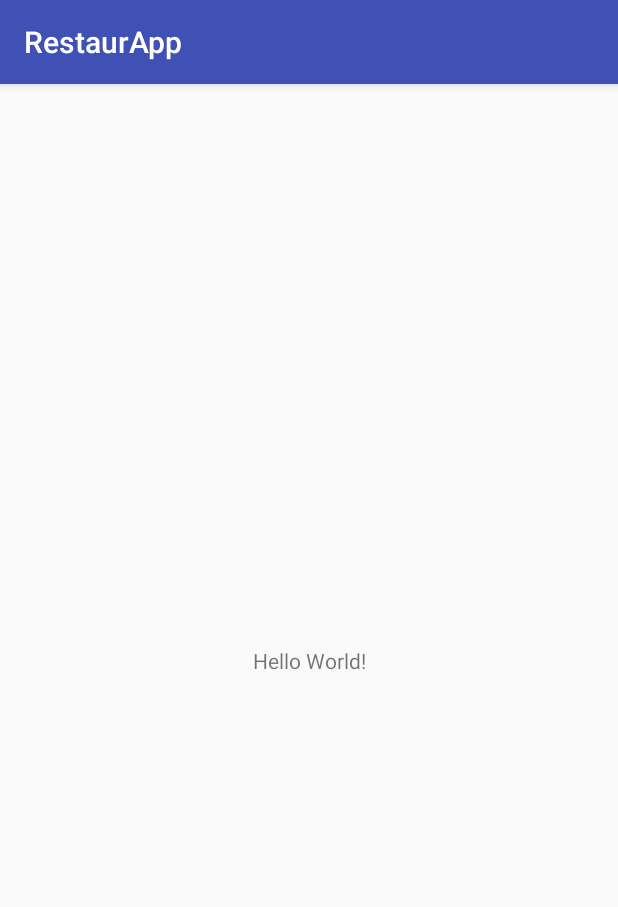
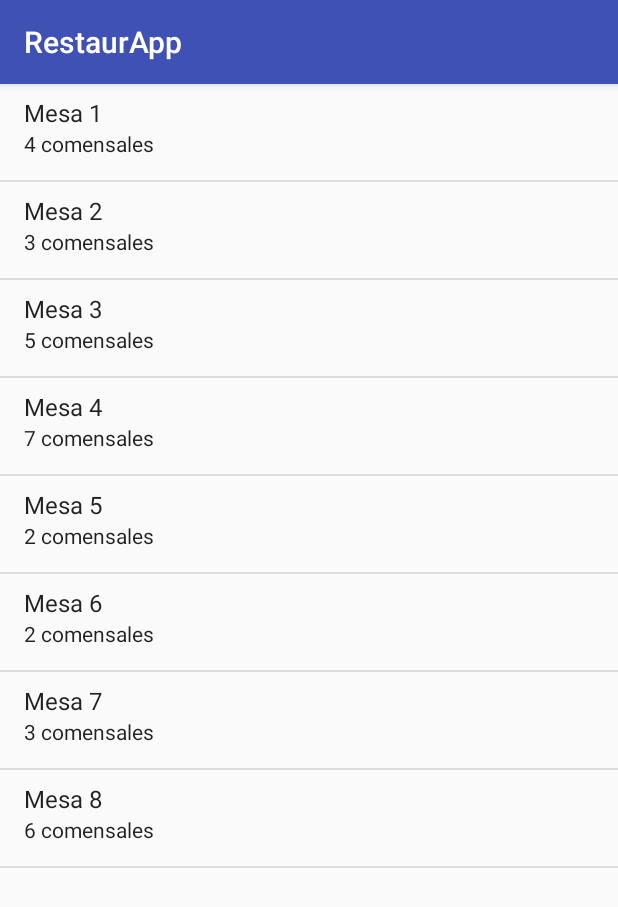
Before and after one commit to cherran/RestaurApp, an Android app: the screen it shows after launch (MainActivity), on a phone screen of 412 x 824 dp. Shown: the top 907 px of the screen. Run offline under Robolectric (Android 15) with nearby library versions, the phone set to English and light mode, and no system bars.

Commit message:
Basic TableListFragment implemented and inserted in MainActivity

```diff
--- a/app/build.gradle
+++ b/app/build.gradle
@@ -24,9 +24,10 @@ android {
 
 dependencies {
     implementation fileTree(dir: 'libs', include: ['*.jar'])
-    implementation"org.jetbrains.kotlin:kotlin-stdlib-jre7:$kotlin_version"
+    implementation "org.jetbrains.kotlin:kotlin-stdlib-jre7:$kotlin_version"
     implementation 'com.android.support:appcompat-v7:27.1.1'
     implementation 'com.android.support.constraint:constraint-layout:1.1.0'
+    implementation 'com.android.support:support-v4:27.1.1'
     testImplementation 'junit:junit:4.12'
     androidTestImplementation 'com.android.support.test:runner:1.0.2'
     androidTestImplementation 'com.android.support.test.espresso:espresso-core:3.0.2'
--- a/app/src/main/AndroidManifest.xml
+++ b/app/src/main/AndroidManifest.xml
@@ -9,7 +9,7 @@
         android:roundIcon="@mipmap/ic_launcher_round"
         android:supportsRtl="true"
         android:theme="@style/AppTheme">
-        <activity android:name=".MainActivity">
+        <activity android:name=".activity.MainActivity">
             <intent-filter>
                 <action android:name="android.intent.action.MAIN" />
 
--- a/app/src/main/java/dev/cherran/restaurapp/MainActivity.kt
+++ /dev/null
@@ -1,12 +0,0 @@
-package dev.cherran.restaurapp
-
-import android.support.v7.app.AppCompatActivity
-import android.os.Bundle
-
-class MainActivity : AppCompatActivity() {
-
-    override fun onCreate(savedInstanceState: Bundle?) {
-        super.onCreate(savedInstanceState)
-        setContentView(R.layout.activity_main)
-    }
-}
--- /dev/null
+++ b/app/src/main/java/dev/cherran/restaurapp/activity/MainActivity.kt
@@ -0,0 +1,28 @@
+package dev.cherran.restaurapp.activity
+
+import android.support.v7.app.AppCompatActivity
+import android.os.Bundle
+import android.view.ViewGroup
+import dev.cherran.restaurapp.R
+import dev.cherran.restaurapp.fragment.TableListFragment
+
+class MainActivity : AppCompatActivity() {
+
+    override fun onCreate(savedInstanceState: Bundle?) {
+        super.onCreate(savedInstanceState)
+        setContentView(R.layout.activity_main)
+
+
+        if (findViewById<ViewGroup>(R.id.table_list_fragment) != null) { // Hay FrameLayout para un TableListFragment
+            // Compruebo que el fragment no esté añadido ya
+            if (supportFragmentManager.findFragmentById(R.id.table_list_fragment)  == null) { // Se puede hacer con savedInstanceState == null
+                // Añado el Fragment de forma dinámica
+                val fragment: TableListFragment =  TableListFragment.newInstance()
+
+                supportFragmentManager.beginTransaction()
+                        .add(R.id.table_list_fragment, fragment)
+                        .commit()
+            }
+        }
+    }
+}
--- /dev/null
+++ b/app/src/main/java/dev/cherran/restaurapp/fragment/TableListFragment.kt
@@ -0,0 +1,63 @@
+package dev.cherran.restaurapp.fragment
+
+
+import android.os.Bundle
+import android.support.v4.app.Fragment
+import android.support.v4.widget.SimpleCursorAdapter
+import android.view.LayoutInflater
+import android.view.View
+import android.view.ViewGroup
+import android.widget.ArrayAdapter
+
+import dev.cherran.restaurapp.R
+import dev.cherran.restaurapp.model.Table
+import dev.cherran.restaurapp.model.Tables
+import kotlinx.android.synthetic.main.fragment_table_list.*
+import android.widget.TextView
+
+
+
+
+class TableListFragment : Fragment() {
+
+    companion object {
+        fun newInstance () = TableListFragment()
+    }
+
+    override fun onCreateView(inflater: LayoutInflater, container: ViewGroup?,
+                              savedInstanceState: Bundle?): View? {
+        // Inflate the layout for this fragment
+        return inflater.inflate(R.layout.fragment_table_list, container, false)
+    }
+
+    override fun onViewCreated(view: View, savedInstanceState: Bundle?) {
+        super.onViewCreated(view, savedInstanceState)
+
+        val tables = Tables.toArray()
+
+        val adapter = object: ArrayAdapter<Table>(activity,
+                android.R.layout.simple_list_item_2, // formato de la celda
+                android.R.id.text1, // para que el super.getView(position, convertView, parent) no casque
+                tables) {
+            // Sobreescribo el getView de este ArrayAdapter para que pueda rellenar celdas de título + subtítulo (simple_list_item_2)
+            override fun getView(position: Int, convertView: View?, parent: ViewGroup?): View {
+                val cellView =  super.getView(position, convertView, parent)
+
+                val text1 = cellView.findViewById<View>(android.R.id.text1) as TextView?
+                val text2 = cellView.findViewById<View>(android.R.id.text2) as TextView?
+
+                text1?.text = tables[position].name
+                text2?.text = activity?.getString(R.string.table_people_number_text, tables[position].people)
+
+                return cellView
+            }
+
+
+        }
+
+        table_list.adapter = adapter
+
+    }
+
+
+}
--- a/app/src/main/java/dev/cherran/restaurapp/model/Table.kt
+++ b/app/src/main/java/dev/cherran/restaurapp/model/Table.kt
@@ -9,4 +9,7 @@ data class Table (val name: String, val people: Int, private var dishes: Mutable
 
     fun getDishAtIndex(index: Int): Dish? = dishes.get(index)
 
+    override fun toString(): String = name
+
+
 }
--- a/app/src/main/java/dev/cherran/restaurapp/model/Tables.kt
+++ b/app/src/main/java/dev/cherran/restaurapp/model/Tables.kt
@@ -8,7 +8,7 @@ object Tables {
             Table("Mesa 4", 7, mutableListOf()),
             Table("Mesa 5", 2, mutableListOf()),
             Table("Mesa 6", 2, mutableListOf()),
-            Table("Mesa 7", 1, mutableListOf()),
+            Table("Mesa 7", 3, mutableListOf()),
             Table("Mesa 8", 6, mutableListOf())
     )
 
--- a/app/src/main/res/layout/activity_main.xml
+++ b/app/src/main/res/layout/activity_main.xml
@@ -1,18 +1,20 @@
 <?xml version="1.0" encoding="utf-8"?>
-<android.support.constraint.ConstraintLayout xmlns:android="http://schemas.android.com/apk/res/android"
-    xmlns:app="http://schemas.android.com/apk/res-auto"
+<android.support.design.widget.CoordinatorLayout xmlns:android="http://schemas.android.com/apk/res/android"
     xmlns:tools="http://schemas.android.com/tools"
     android:layout_width="match_parent"
-    android:layout_height="match_parent"
-    tools:context=".MainActivity">
+    android:layout_height="match_parent">
 
-    <TextView
-        android:layout_width="wrap_content"
-        android:layout_height="wrap_content"
-        android:text="Hello World!"
-        app:layout_constraintBottom_toBottomOf="parent"
-        app:layout_constraintLeft_toLeftOf="parent"
-        app:layout_constraintRight_toRightOf="parent"
-        app:layout_constraintTop_toTopOf="parent" />
+    <FrameLayout
+        android:layout_width="match_parent"
+        android:layout_height="match_parent"
+        tools:context=".activity.MainActivity">
 
-</android.support.constraint.ConstraintLayout>
+
+        <FrameLayout
+            android:id="@+id/table_list_fragment"
+            android:layout_width="match_parent"
+            android:layout_height="match_parent"/>
+
+    </FrameLayout>
+
+</android.support.design.widget.CoordinatorLayout>
--- /dev/null
+++ b/app/src/main/res/layout/fragment_table_list.xml
@@ -0,0 +1,13 @@
+<?xml version="1.0" encoding="utf-8"?>
+<FrameLayout xmlns:android="http://schemas.android.com/apk/res/android"
+    xmlns:tools="http://schemas.android.com/tools"
+    android:layout_width="match_parent"
+    android:layout_height="match_parent"
+    tools:context=".fragment.TableListFragment">
+
+    <ListView
+        android:id="@+id/table_list"
+        android:layout_width="match_parent"
+        android:layout_height="match_parent"/>
+
+</FrameLayout>
--- a/app/src/main/res/values/strings.xml
+++ b/app/src/main/res/values/strings.xml
@@ -1,3 +1,7 @@
 <resources>
     <string name="app_name">RestaurApp</string>
+
+    <!-- TODO: Remove or change this placeholder text -->
+    <string name="hello_blank_fragment">Hello blank fragment</string>
+    <string name="table_people_number_text">%d comensales</string>
 </resources>
```
